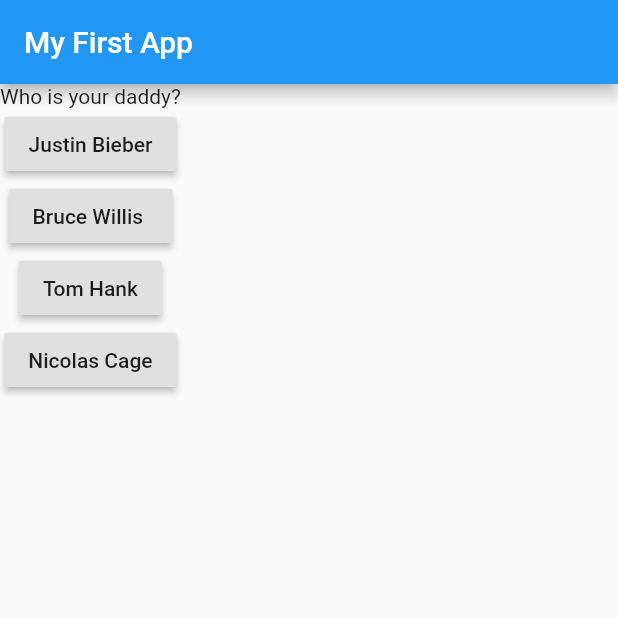
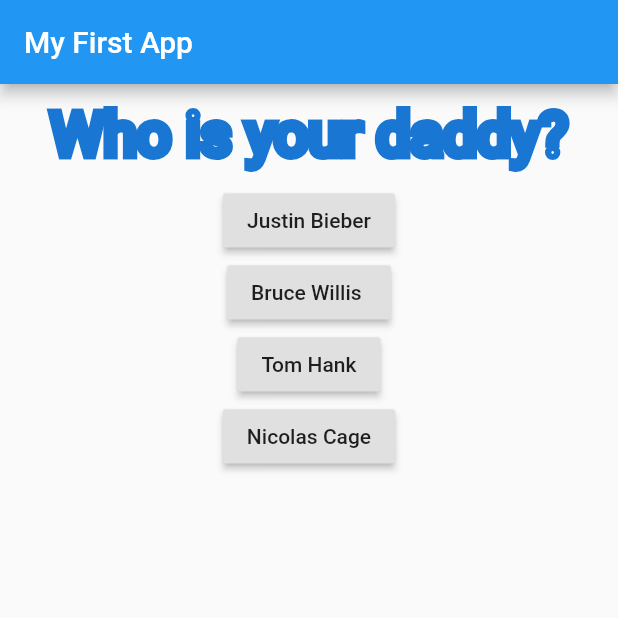
Before and after one commit to kchalermsook/lab-flutter, a Flutter app: the screen it shows after launch, on a phone screen of 412 x 824 dp, the top half of it. Run offline on Flutter 3.47's test engine with Material 2 defaults, Android fonts, the phone set to English and light mode, and no system bars.

Commit message:
Add question.dart

```diff
--- a/lib/main.dart
+++ b/lib/main.dart
@@ -1,12 +1,12 @@
 import 'package:flutter/material.dart';
-import 'test.dart';
-
+import './question.dart';
 void main() {
   runApp(MyApp());
 }
-class MyApp extends StatefulWidget{
+
+class MyApp extends StatefulWidget {
   @override
-  State<StatefulWidget> createState(){
+  State<StatefulWidget> createState() {
     return _MyAppState();
   }
 }
@@ -14,22 +14,18 @@ class MyApp extends StatefulWidget{
 class _MyAppState extends State<MyApp> {
   var _questionIndex = 0;
 
-
-  void _onPressTomHank(){
+  void _onPressTomHank() {
     print('This is Tom Hank');
 
-    setState((){
-      _questionIndex = _questionIndex +1;
+    setState(() {
+      _questionIndex = _questionIndex + 1;
     });
     print('Index = $_questionIndex');
+  }
 
-  }
   @override
   Widget build(BuildContext context) {
-    var questions = [
-      'Who is your daddy?',
-      'Who is your mom?'
-    ];
+    var questions = ['Who is your daddy?', 'Who is your mom?'];
     return MaterialApp(
       home: Scaffold(
         appBar: AppBar(
@@ -37,24 +33,25 @@ class _MyAppState extends State<MyApp> {
         ),
         body: Column(
           children: <Widget>[
-            Text(questions[_questionIndex]),
+            Question(questions[_questionIndex]),
             RaisedButton(
               child: Text('Justin Bieber'),
-              onPressed: ()=>print('I am clicking Justin Bieber'),
+              onPressed: () => print('I am clicking Justin Bieber'),
             ),
             RaisedButton(
               child: Text('Bruce Willis '),
-              onPressed: (){print('Bruce Willis is my dad');},
+              onPressed: () {
+                print('Bruce Willis is my dad');
+              },
             ),
             RaisedButton(
               child: Text('Tom Hank'),
-              onPressed: _onPressTomHank ,
+              onPressed: _onPressTomHank,
             ),
             RaisedButton(
               child: Text('Nicolas Cage'),
-              onPressed: ()=> print("Click Nicolas Cage"),
+              onPressed: () => print("Click Nicolas Cage"),
             ),
-
           ],
         ),
       ),
--- /dev/null
+++ b/lib/question.dart
@@ -0,0 +1,25 @@
+import 'package:flutter/material.dart';
+
+class Question extends StatelessWidget {
+  final String questionText;
+
+  Question(this.questionText);
+
+  Widget build(BuildContext context) {
+    return Container(
+      width: double.infinity,
+      margin: EdgeInsets.all(10),
+      child: Text(
+        questionText,
+        style: TextStyle(
+          fontSize: 40,
+          foreground: Paint()
+            ..style = PaintingStyle.stroke
+            ..strokeWidth = 6
+            ..color = Colors.blue[700],
+        ),
+        textAlign: TextAlign.center,
+      ),
+    );
+  }
+}
```
